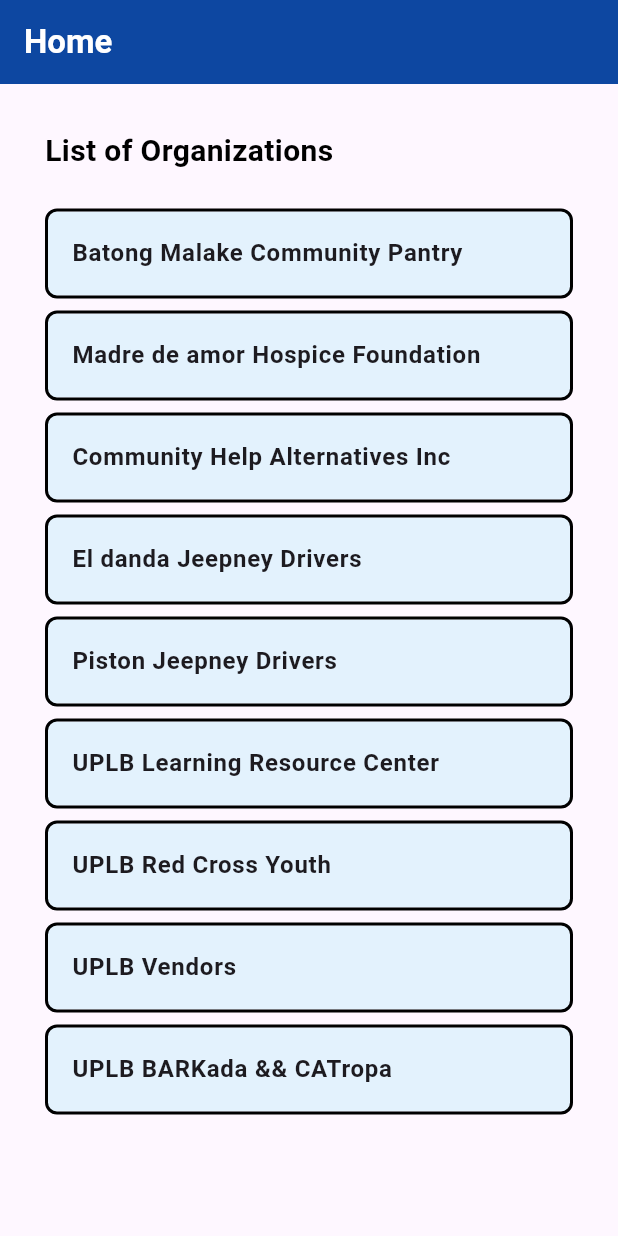
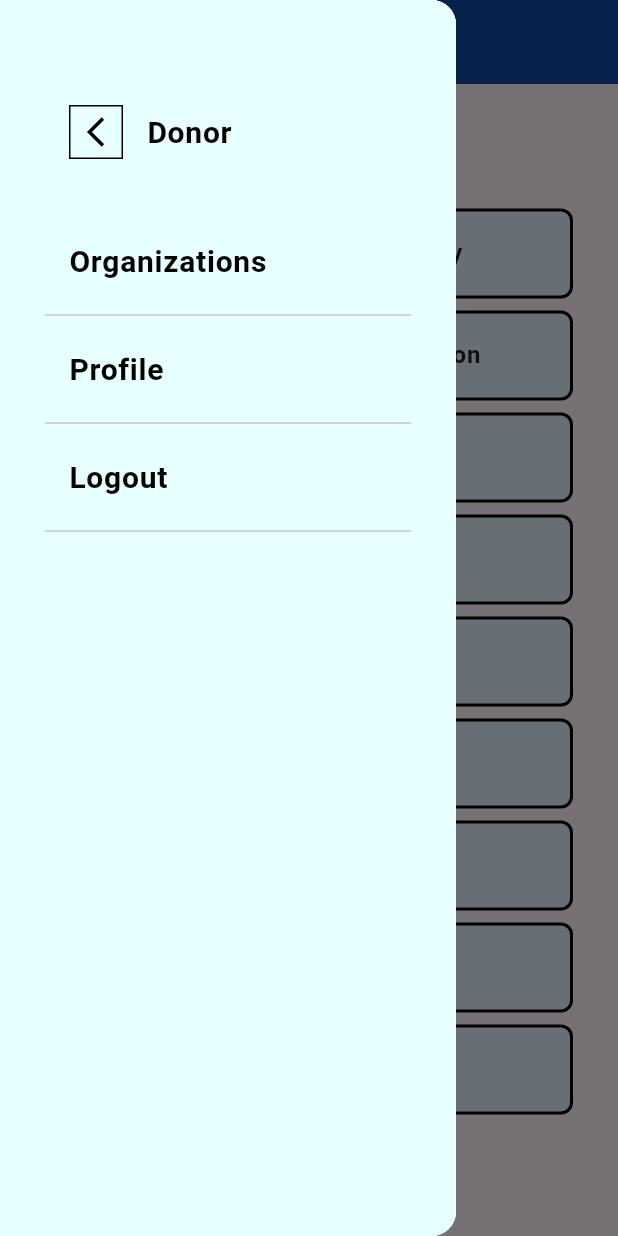
Before and after one commit to jvcerezo/cmsc23-project, a Flutter app: the screen it shows after launch, with the side drawer open (before the commit the screen has no drawer), on a phone screen of 412 x 824 dp. Run offline on Flutter 3.47's test engine with Material 3 defaults, Android fonts, the phone set to English and light mode, and no system bars.

Commit message:
Add donorappdrawer_widget

```diff
--- a/elbigayan/lib/pages/Donor/donorhome_page.dart
+++ b/elbigayan/lib/pages/Donor/donorhome_page.dart
@@ -1,5 +1,6 @@
 import 'package:flutter/material.dart';
 import 'package:elbigayan/widgets/organizationlist_widget.dart';
+import 'package:elbigayan/widgets/donorappdrawer_widget.dart';
 
 class DonorHomePage extends StatefulWidget{
   const DonorHomePage({super.key});
@@ -31,6 +32,7 @@
       fontWeight: FontWeight.bold,
     );
     return Scaffold(
+      drawer: const DonorAppDrawer(),
       appBar: AppBar(
         title: const Text(
           "Home",
--- /dev/null
+++ b/elbigayan/lib/widgets/donorappdrawer_widget.dart
@@ -0,0 +1,75 @@
+import 'package:flutter/material.dart';
+
+class DonorAppDrawer extends StatelessWidget {
+  const DonorAppDrawer({Key? key}) : super(key: key);
+
+  @override
+  Widget build(BuildContext context) {
+    const TextStyle defaultTextStyle = TextStyle(
+      color: Colors.black,
+      fontSize: 20.0,
+      fontWeight: FontWeight.bold,
+    );
+    return Drawer(
+      child: Container(
+        color: const Color(0xFFE8FFFF),
+        child: Container(
+          margin: const EdgeInsets.fromLTRB(30, 0, 30, 0),
+          child: ListView(padding: EdgeInsets.zero, children: [
+            const SizedBox(
+              height: 60,
+            ),
+            ListTile(
+              leading: GestureDetector(
+                onTap: () {
+                  Navigator.pop(context);
+                },
+                child: Container(
+                  decoration: BoxDecoration(
+                    border: Border.all(color: Colors.black),
+                  ),
+                  padding: const EdgeInsets.all(5.0),
+                  child: const Icon(
+                    Icons.arrow_back_ios_sharp,
+                    color: Colors.black,
+                  ),
+                ),
+              ),
+              title: const Text(
+                'Donor',
+                style: defaultTextStyle, // Apply defaultTextStyle here
+              ),
+            ),
+            const SizedBox(
+              height: 30,
+            ),
+            ListTile(
+              title: const Text(
+                'Organizations',
+                style: defaultTextStyle, // Apply defaultTextStyle here
+              ),
+              onTap: () {},
+            ),
+            const Divider(),
+            ListTile(
+              title: const Text(
+                'Profile',
+                style: defaultTextStyle, // Apply defaultTextStyle here
+              ),
+              onTap: () {},
+            ),
+            const Divider(),
+            ListTile(
+              title: const Text(
+                'Logout',
+                style: defaultTextStyle, // Apply defaultTextStyle here
+              ),
+              onTap: () {},
+            ),
+            const Divider(),
+          ]),
+        ),
+      ),
+    );
+  }
+}
```
